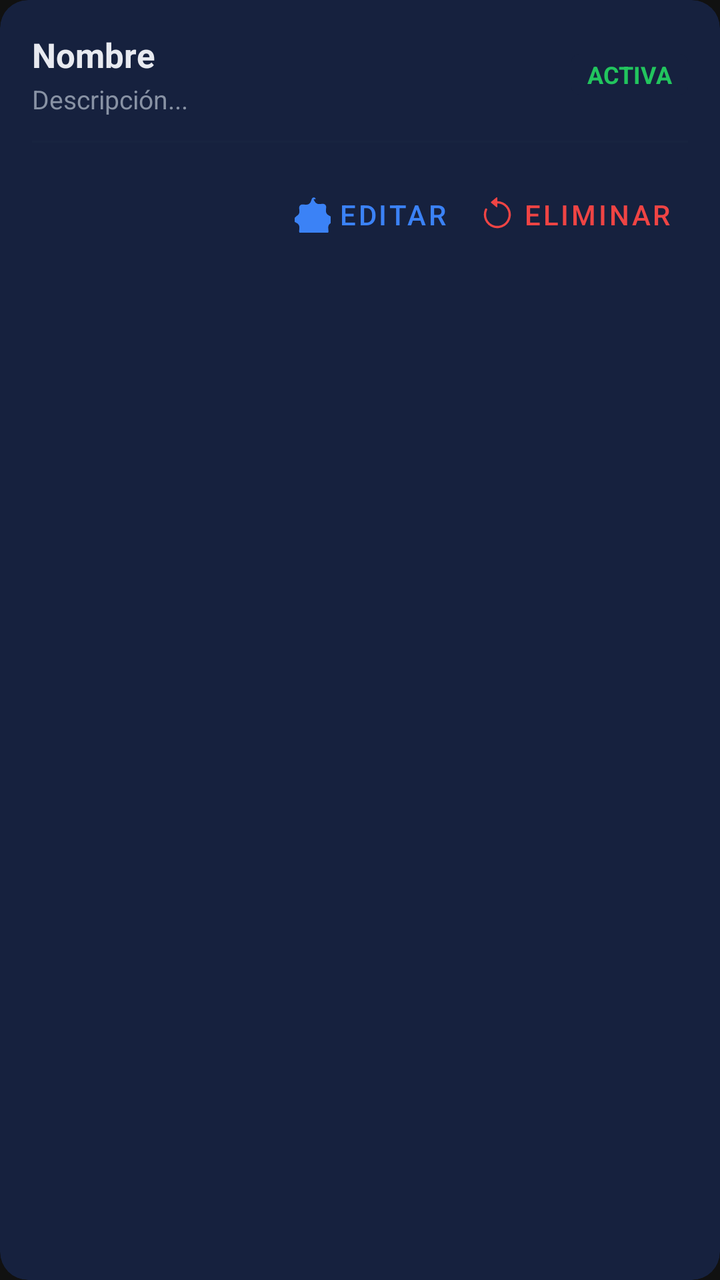
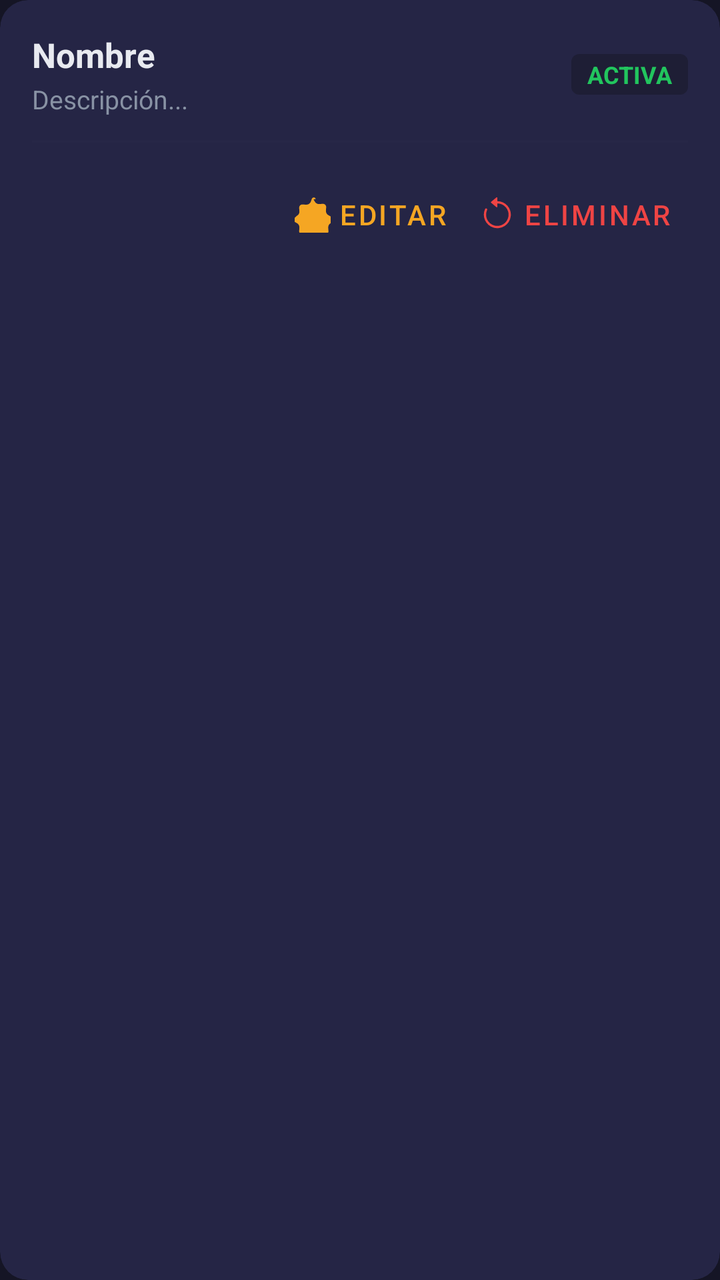

Two renders of the same Android screen: before a commit and after it. Below are the layout's source before the change and the commit's diff.
<!-- AndroidManifest.xml: application theme Theme.Electrobazar -->
<!-- res/layout/item_admin_category_list.xml -->
<?xml version="1.0" encoding="utf-8"?>
<androidx.cardview.widget.CardView xmlns:android="http://schemas.android.com/apk/res/android"
    xmlns:app="http://schemas.android.com/apk/res-auto"
    android:layout_width="match_parent"
    android:layout_height="wrap_content"
    android:layout_marginBottom="12dp"
    app:cardBackgroundColor="@color/secondary"
    app:cardCornerRadius="14dp"
    app:cardElevation="0dp">

    <LinearLayout
        android:layout_width="match_parent"
        android:layout_height="wrap_content"
        android:orientation="vertical"
        android:padding="16dp">

        <LinearLayout
            android:layout_width="match_parent"
            android:layout_height="wrap_content"
            android:gravity="center_vertical"
            android:orientation="horizontal">

            <LinearLayout
                android:layout_width="0dp"
                android:layout_height="wrap_content"
                android:layout_weight="1"
                android:orientation="vertical">

                <TextView
                    android:id="@+id/tvName"
                    android:layout_width="match_parent"
                    android:layout_height="wrap_content"
                    android:text="Nombre"
                    android:textColor="@color/text_main"
                    android:textSize="17sp"
                    android:textStyle="bold" />

                <TextView
                    android:id="@+id/tvDescription"
                    android:layout_width="match_parent"
                    android:layout_height="wrap_content"
                    android:layout_marginTop="2dp"
                    android:text="Descripción..."
                    android:textColor="@color/text_muted"
                    android:textSize="13sp" />
            </LinearLayout>

            <TextView
                android:id="@+id/tvActiveStatus"
                android:layout_width="wrap_content"
                android:layout_height="wrap_content"
                android:text="ACTIVA"
                android:textColor="@color/success"
                android:textSize="12sp"
                android:textStyle="bold"
                android:background="@drawable/bg_category_badge"
                android:paddingHorizontal="8dp"
                android:paddingVertical="2dp" />
        </LinearLayout>

        <View
            android:layout_width="match_parent"
            android:layout_height="1dp"
            android:layout_marginVertical="12dp"
            android:background="@color/border"
            android:alpha="0.3" />

        <LinearLayout
            android:layout_width="match_parent"
            android:layout_height="wrap_content"
            android:gravity="end"
            android:orientation="horizontal">

            <com.google.android.material.button.MaterialButton
                android:id="@+id/btnEdit"
                style="@style/Widget.MaterialComponents.Button.TextButton"
                android:layout_width="wrap_content"
                android:layout_height="wrap_content"
                android:text="Editar"
                android:textColor="@color/info"
                app:icon="@drawable/ic_settings"
                app:iconTint="@color/info" />

            <com.google.android.material.button.MaterialButton
                android:id="@+id/btnDelete"
                style="@style/Widget.MaterialComponents.Button.TextButton"
                android:layout_width="wrap_content"
                android:layout_height="wrap_content"
                android:text="Eliminar"
                android:textColor="@color/danger"
                app:icon="@drawable/ic_return"
                app:iconTint="@color/danger" />
        </LinearLayout>
    </LinearLayout>
</androidx.cardview.widget.CardView>
<!-- resources referenced by this layout -->
<resources>
  <color name="border">#1e2d45</color>
  <color name="danger">#ef4444</color>
  <color name="info">#3b82f6</color>
  <color name="secondary">#16213e</color>
  <color name="success">#22c55e</color>
  <color name="text_main">#e8eaf0</color>
  <color name="text_muted">#8892a4</color>
  <!-- drawable bg_category_badge (drawable) -->
  <?xml version="1.0" encoding="utf-8"?>
  <shape xmlns:android="http://schemas.android.com/apk/res/android">
      <solid android:color="@color/primary_variant" />
      <corners android:radius="4dp" />
  </shape>
  <!-- drawable ic_return (drawable) -->
  <vector xmlns:android="http://schemas.android.com/apk/res/android"
      android:width="24dp"
      android:height="24dp"
      android:viewportWidth="16"
      android:viewportHeight="16">
      <path
          android:fillColor="#FFFFFF"
          android:pathData="M8,3a5,5 0 1,1 -4.546,2.914.5.5 0 0,0 -0.908,-0.417A6,6 0 1,0 8,2v1z" />
      <path
          android:fillColor="#FFFFFF"
          android:pathData="M8,4.466V0.534a0.25,0.25 0 0,0 -0.41,-0.192L5.23,2.308a0.25,0.25 0 0,0 0,0.384l2.36,1.966a0.25,0.25 0 0,0 0.41,-0.192z" />
  </vector>
  <!-- drawable ic_settings (drawable) -->
  <vector xmlns:android="http://schemas.android.com/apk/res/android"
      android:width="24dp"
      android:height="24dp"
      android:viewportWidth="16"
      android:viewportHeight="16">
      <path
          android:fillColor="#FFFFFF"
          android:pathData="M8,4.75a3.25,3.25 0 1,0 0,6.5 3.25,3.25 0 0,0 0,-6.5zM9.405,1.05c-0.413,-0.937 -1.397,-0.937 -1.81,0L7.146,2.308a2.333,2.333 0 0,1 -2.177,1.258L3.636,3.46c-0.963,-0.11 -1.742,0.67 -1.632,1.632l0.106,1.333a2.333,2.333 0 0,1 -1.258,2.177L0,9.405c-0.937,0.413 -0.937,1.397 0,1.81l0.852,0.459a2.333,2.333 0 0,1 1.258,2.177l-0.106,1.333c-0.11,0.963 0.67,1.742 1.632,1.632l1.333,-0.106a2.333,2.333 0 0,1 2.177,1.258l0.459,0.852c0.413,0.937 1.397,0.937 1.81,0l0.459,-0.852a2.333,2.333 0 0,1 2.177,-1.258l1.333,0.106c0.963,0.11 1.742,-0.67 1.632,-1.632l-0.106,-1.333a2.333,2.333 0 0,1 1.258,-2.177L16,10.595c0.937,-0.413 0.937,-1.397 0,-1.81l-0.852,-0.459a2.333,2.333 0 0,1 -1.258,-2.177l0.106,-1.333c0.11,-0.963 -0.67,-1.742 -1.632,-1.632l-1.333,0.106a2.333,2.333 0 0,1 -2.177,-1.258l-0.459,-0.852z" />
  </vector>
  <style name="Theme.Electrobazar" parent="Base.Theme.Electrobazar" />
  <color name="primary_variant">#16213e</color>
  <style name="Base.Theme.Electrobazar" parent="Theme.Material3.DayNight.NoActionBar">
          <item name="colorPrimary">@color/primary</item>
          <item name="colorSecondary">@color/secondary</item>
          <item name="android:windowBackground">@color/background</item>
          <item name="android:textColorPrimary">@color/text_main</item>
          <item name="colorError">@color/danger</item>
      </style>
  <color name="primary">#1a1a2e</color>
  <color name="background">#111111</color>
</resources>

<!-- the commit's change to res/layout/item_admin_category_list.xml (unified diff, before → after) -->
@@ -4,7 +4,7 @@
     android:layout_width="match_parent"
     android:layout_height="wrap_content"
     android:layout_marginBottom="12dp"
-    app:cardBackgroundColor="@color/secondary"
+    app:cardBackgroundColor="?attr/colorSurface"
     app:cardCornerRadius="14dp"
     app:cardElevation="0dp">
 
@@ -31,7 +31,7 @@
                     android:layout_width="match_parent"
                     android:layout_height="wrap_content"
                     android:text="Nombre"
-                    android:textColor="@color/text_main"
+                    android:textColor="?attr/android:textColorPrimary"
                     android:textSize="17sp"
                     android:textStyle="bold" />
 
@@ -41,7 +41,7 @@
                     android:layout_height="wrap_content"
                     android:layout_marginTop="2dp"
                     android:text="Descripción..."
-                    android:textColor="@color/text_muted"
+                    android:textColor="?attr/android:textColorSecondary"
                     android:textSize="13sp" />
             </LinearLayout>
 
@@ -62,7 +62,7 @@
             android:layout_width="match_parent"
             android:layout_height="1dp"
             android:layout_marginVertical="12dp"
-            android:background="@color/border"
+            android:background="?attr/colorOutline"
             android:alpha="0.3" />
 
         <LinearLayout
@@ -77,9 +77,9 @@
                 android:layout_width="wrap_content"
                 android:layout_height="wrap_content"
                 android:text="Editar"
-                android:textColor="@color/info"
+                android:textColor="?attr/colorPrimary"
                 app:icon="@drawable/ic_settings"
-                app:iconTint="@color/info" />
+                app:iconTint="?attr/colorPrimary" />
 
             <com.google.android.material.button.MaterialButton
                 android:id="@+id/btnDelete"
<!-- resource entries referenced after the edit -->
@@ -1,16 +1,15 @@
 <!-- resources referenced by this layout -->
 <resources>
-  <color name="border">#1e2d45</color>
+  <color name="border">#2c2c4d</color>
   <color name="danger">#ef4444</color>
-  <color name="info">#3b82f6</color>
-  <color name="secondary">#16213e</color>
+  <color name="secondary">#1e1e35</color>
   <color name="success">#22c55e</color>
   <color name="text_main">#e8eaf0</color>
   <color name="text_muted">#8892a4</color>
   <!-- drawable bg_category_badge (drawable) -->
   <?xml version="1.0" encoding="utf-8"?>
   <shape xmlns:android="http://schemas.android.com/apk/res/android">
-      <solid android:color="@color/primary_variant" />
+      <solid android:color="?attr/colorSurfaceVariant" />
       <corners android:radius="4dp" />
   </shape>
   <!-- drawable ic_return (drawable) -->
@@ -37,15 +36,34 @@
           android:pathData="M8,4.75a3.25,3.25 0 1,0 0,6.5 3.25,3.25 0 0,0 0,-6.5zM9.405,1.05c-0.413,-0.937 -1.397,-0.937 -1.81,0L7.146,2.308a2.333,2.333 0 0,1 -2.177,1.258L3.636,3.46c-0.963,-0.11 -1.742,0.67 -1.632,1.632l0.106,1.333a2.333,2.333 0 0,1 -1.258,2.177L0,9.405c-0.937,0.413 -0.937,1.397 0,1.81l0.852,0.459a2.333,2.333 0 0,1 1.258,2.177l-0.106,1.333c-0.11,0.963 0.67,1.742 1.632,1.632l1.333,-0.106a2.333,2.333 0 0,1 2.177,1.258l0.459,0.852c0.413,0.937 1.397,0.937 1.81,0l0.459,-0.852a2.333,2.333 0 0,1 2.177,-1.258l1.333,0.106c0.963,0.11 1.742,-0.67 1.632,-1.632l-0.106,-1.333a2.333,2.333 0 0,1 1.258,-2.177L16,10.595c0.937,-0.413 0.937,-1.397 0,-1.81l-0.852,-0.459a2.333,2.333 0 0,1 -1.258,-2.177l0.106,-1.333c0.11,-0.963 -0.67,-1.742 -1.632,-1.632l-1.333,0.106a2.333,2.333 0 0,1 -2.177,-1.258l-0.459,-0.852z" />
   </vector>
   <style name="Theme.Electrobazar" parent="Base.Theme.Electrobazar" />
-  <color name="primary_variant">#16213e</color>
   <style name="Base.Theme.Electrobazar" parent="Theme.Material3.DayNight.NoActionBar">
-          <item name="colorPrimary">@color/primary</item>
-          <item name="colorSecondary">@color/secondary</item>
-          <item name="android:windowBackground">@color/background</item>
+          
+          <item name="colorPrimary">@color/accent</item>
+          <item name="colorOnPrimary">@color/primary</item>
+          <item name="colorSecondary">@color/accent</item>
+          <item name="colorOnSecondary">@color/primary</item>
+          <item name="colorPrimaryContainer">@color/surface</item>
+          <item name="colorOnPrimaryContainer">@color/text_main</item>
+          
+          <item name="colorSurface">@color/surface</item>
+          <item name="colorOnSurface">@color/text_main</item>
+          <item name="colorSurfaceVariant">@color/secondary</item>
+          <item name="colorOnSurfaceVariant">@color/text_muted</item>
+          <item name="colorOutline">@color/border</item>
+          
+          <item name="android:windowBackground">@color/primary</item>
+          <item name="android:colorBackground">@color/primary</item>
           <item name="android:textColorPrimary">@color/text_main</item>
+          <item name="android:textColorSecondary">@color/text_muted</item>
+          <item name="android:textColorHint">@color/text_muted</item>
+          
+          <item name="android:statusBarColor">@color/primary</item>
+          <item name="android:navigationBarColor">@color/primary</item>
+          
           <item name="colorError">@color/danger</item>
       </style>
-  <color name="primary">#1a1a2e</color>
-  <color name="background">#111111</color>
+  <color name="accent">#f5a623</color>
+  <color name="primary">#151525</color>
+  <color name="surface">#252545</color>
 </resources>
 
